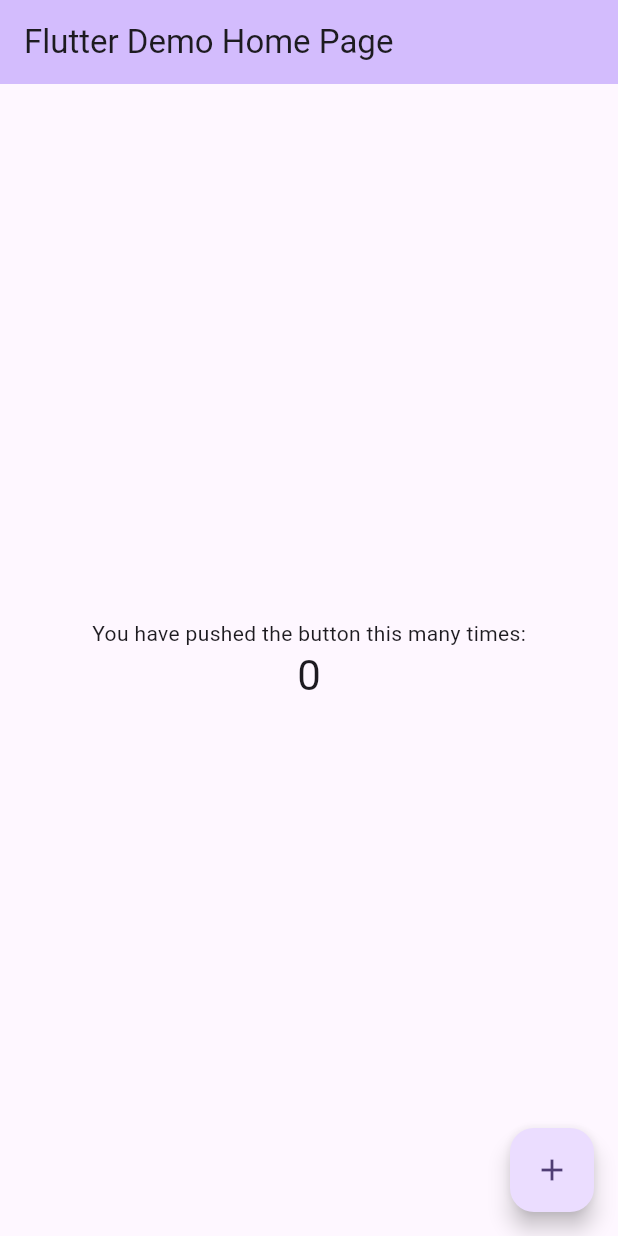
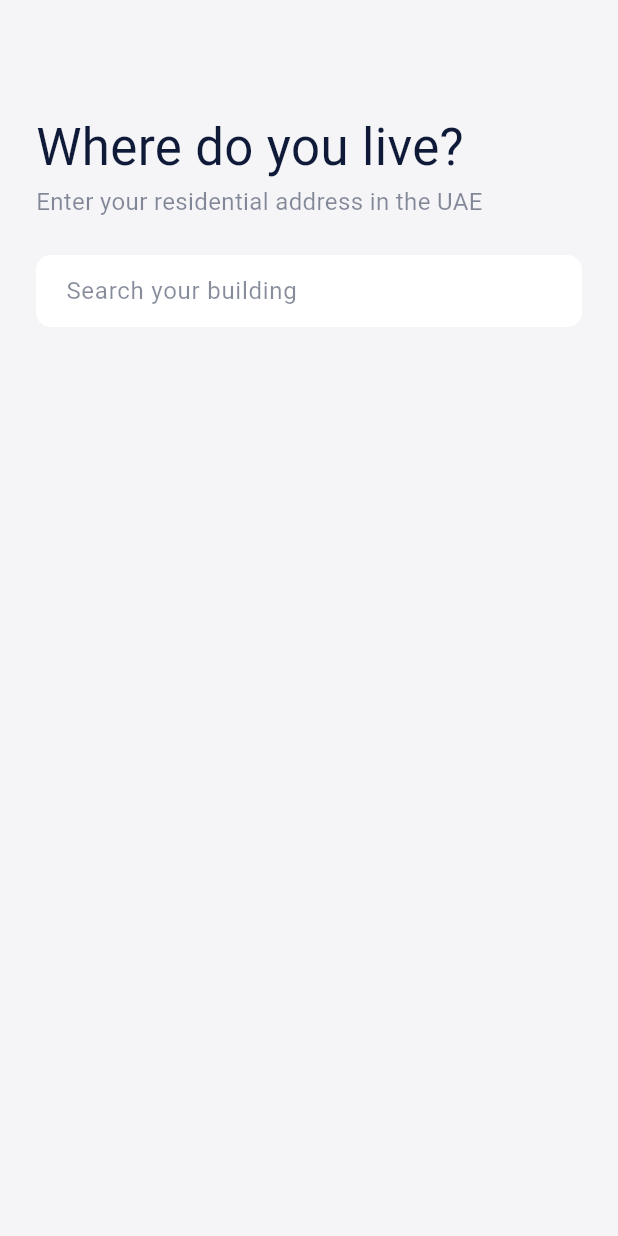
Before and after one commit to rzhaxibayev/search_app, a Flutter app: the screen it shows after launch, on a phone screen of 412 x 824 dp. Run offline on Flutter 3.47's test engine with Material 2 defaults, Android fonts, the phone set to English and light mode, and no system bars; our stand-ins replace dio.

Commit message:
Search screen

```diff
--- /dev/null
+++ b/lib/address.dart
@@ -0,0 +1,9 @@
+class Address {
+  final String name;
+  final String desc;
+
+  Address({
+    required this.name,
+    required this.desc,
+  });
+}
--- a/lib/main.dart
+++ b/lib/main.dart
@@ -1,4 +1,6 @@
 import 'package:flutter/material.dart';
+import 'package:search_app/app_routes.dart';
+import 'package:search_app/search_screen.dart';
 
 void main() {
   runApp(const MyApp());
@@ -7,119 +9,17 @@ void main() {
 class MyApp extends StatelessWidget {
   const MyApp({super.key});
 
-  // This widget is the root of your application.
   @override
   Widget build(BuildContext context) {
     return MaterialApp(
       title: 'Flutter Demo',
       theme: ThemeData(
-        // This is the theme of your application.
-        //
-        // TRY THIS: Try running your application with "flutter run". You'll see
-        // the application has a blue toolbar. Then, without quitting the app,
-        // try changing the seedColor in the colorScheme below to Colors.green
-        // and then invoke "hot reload" (save your changes or press the "hot
-        // reload" button in a Flutter-supported IDE, or press "r" if you used
-        // the command line to start the app).
-        //
-        // Notice that the counter didn't reset back to zero; the application
-        // state is not lost during the reload. To reset the state, use hot
-        // restart instead.
-        //
-        // This works for code too, not just values: Most code changes can be
-        // tested with just a hot reload.
         colorScheme: ColorScheme.fromSeed(seedColor: Colors.deepPurple),
         useMaterial3: true,
       ),
-      home: const MyHomePage(title: 'Flutter Demo Home Page'),
+      home: const SearchScreen(),
+      initialRoute: '/',
+      onGenerateRoute: AppRoutes.onGenerateRoute,
     );
   }
 }
-
-class MyHomePage extends StatefulWidget {
-  const MyHomePage({super.key, required this.title});
-
-  // This widget is the home page of your application. It is stateful, meaning
-  // that it has a State object (defined below) that contains fields that affect
-  // how it looks.
-
-  // This class is the configuration for the state. It holds the values (in this
-  // case the title) provided by the parent (in this case the App widget) and
-  // used by the build method of the State. Fields in a Widget subclass are
-  // always marked "final".
-
-  final String title;
-
-  @override
-  State<MyHomePage> createState() => _MyHomePageState();
-}
-
-class _MyHomePageState extends State<MyHomePage> {
-  int _counter = 0;
-
-  void _incrementCounter() {
-    setState(() {
-      // This call to setState tells the Flutter framework that something has
-      // changed in this State, which causes it to rerun the build method below
-      // so that the display can reflect the updated values. If we changed
-      // _counter without calling setState(), then the build method would not be
-      // called again, and so nothing would appear to happen.
-      _counter++;
-    });
-  }
-
-  @override
-  Widget build(BuildContext context) {
-    // This method is rerun every time setState is called, for instance as done
-    // by the _incrementCounter method above.
-    //
-    // The Flutter framework has been optimized to make rerunning build methods
-    // fast, so that you can just rebuild anything that needs updating rather
-    // than having to individually change instances of widgets.
-    return Scaffold(
-      appBar: AppBar(
-        // TRY THIS: Try changing the color here to a specific color (to
-        // Colors.amber, perhaps?) and trigger a hot reload to see the AppBar
-        // change color while the other colors stay the same.
-        backgroundColor: Theme.of(context).colorScheme.inversePrimary,
-        // Here we take the value from the MyHomePage object that was created by
-        // the App.build method, and use it to set our appbar title.
-        title: Text(widget.title),
-      ),
-      body: Center(
-        // Center is a layout widget. It takes a single child and positions it
-        // in the middle of the parent.
-        child: Column(
-          // Column is also a layout widget. It takes a list of children and
-          // arranges them vertically. By default, it sizes itself to fit its
-          // children horizontally, and tries to be as tall as its parent.
-          //
-          // Column has various properties to control how it sizes itself and
-          // how it positions its children. Here we use mainAxisAlignment to
-          // center the children vertically; the main axis here is the vertical
-          // axis because Columns are vertical (the cross axis would be
-          // horizontal).
-          //
-          // TRY THIS: Invoke "debug painting" (choose the "Toggle Debug Paint"
-          // action in the IDE, or press "p" in the console), to see the
-          // wireframe for each widget.
-          mainAxisAlignment: MainAxisAlignment.center,
-          children: <Widget>[
-            const Text(
-              'You have pushed the button this many times:',
-            ),
-            Text(
-              '$_counter',
-              style: Theme.of(context).textTheme.headlineMedium,
-            ),
-          ],
-        ),
-      ),
-      floatingActionButton: FloatingActionButton(
-        onPressed: _incrementCounter,
-        tooltip: 'Increment',
-        child: const Icon(Icons.add),
-      ), // This trailing comma makes auto-formatting nicer for build methods.
-    );
-  }
-}
--- /dev/null
+++ b/lib/search_screen.dart
@@ -0,0 +1,147 @@
+import 'package:dio/dio.dart';
+import 'package:flutter/material.dart';
+import 'package:search_app/address.dart';
+import 'package:search_app/details_screen.dart';
+import 'package:search_app/search_list_item.dart';
+
+class SearchScreen extends StatefulWidget {
+  static const routeName = 'search_screen';
+  const SearchScreen({super.key});
+
+  @override
+  State<StatefulWidget> createState() => _SearchScreenState();
+}
+
+class _SearchScreenState extends State<SearchScreen> {
+  final dio = Dio();
+  final list = <Address>[];
+
+  @override
+  Widget build(BuildContext context) {
+    return Scaffold(
+      backgroundColor: const Color.fromRGBO(245, 245, 247, 1),
+      appBar: AppBar(
+        backgroundColor: const Color.fromRGBO(245, 245, 247, 1),
+        elevation: 0,
+        scrolledUnderElevation: 0,
+      ),
+      body: Padding(
+        padding: const EdgeInsets.all(24.0),
+        child: Column(
+          crossAxisAlignment: CrossAxisAlignment.start,
+          children: [
+            const Text(
+              'Where do you live?',
+              style: TextStyle(
+                color: Color.fromRGBO(15, 26, 56, 1),
+                fontSize: 34,
+                fontWeight: FontWeight.w400,
+                height: 36 / 34,
+              ),
+            ),
+            const SizedBox(height: 8),
+            const Text(
+              'Enter your residential address in the UAE',
+              style: TextStyle(
+                color: Color.fromRGBO(15, 26, 56, 0.5),
+                fontSize: 16,
+                fontWeight: FontWeight.w400,
+                height: 22 / 16,
+              ),
+            ),
+            const SizedBox(height: 24),
+            TextField(
+              decoration: InputDecoration(
+                isCollapsed: true,
+                hintText: 'Search your building',
+                hintStyle: const TextStyle(
+                  color: Color.fromRGBO(15, 26, 56, 0.5),
+                  fontSize: 16,
+                  fontWeight: FontWeight.w400,
+                  height: 22 / 16,
+                ),
+                contentPadding: const EdgeInsets.symmetric(
+                  horizontal: 16,
+                  vertical: 12,
+                ),
+                filled: true,
+                fillColor: Colors.white,
+                isDense: true,
+                border: OutlineInputBorder(
+                  borderRadius: BorderRadius.circular(10),
+                  borderSide: BorderSide.none,
+                ),
+                focusedBorder: OutlineInputBorder(
+                  borderRadius: BorderRadius.circular(10),
+                  borderSide: const BorderSide(
+                    color: Color.fromRGBO(
+                      87,
+                      0,
+                      255,
+                      1,
+                    ),
+                  ),
+                ),
+              ),
+              onChanged: (text) {
+                _onTextChanged(text);
+              },
+            ),
+            const SizedBox(height: 16),
+            Expanded(
+              child: ListView.builder(
+                itemCount: list.length,
+                itemBuilder: (context, index) {
+                  final address = list[index];
+
+                  return InkWell(
+                    onTap: () {
+                      Navigator.of(context).pushNamed(
+                        DetailsScreen.routeName,
+                        arguments: address.name,
+                      );
+                    },
+                    child: SearchListItem(
+                      name: address.name,
+                      desc: address.desc,
+                    ),
+                  );
+                },
+              ),
+            ),
+          ],
+        ),
+      ),
+    );
+  }
+
+  Future<void> _onTextChanged(String text) async {
+    try {
+      if (text.isNotEmpty) {
+        final response = await dio.get(
+            'https://maps.googleapis.com/maps/api/place/autocomplete/json?input=$text&key=XXXX');
+        final data = response.data as Map<String, dynamic>;
+        final predictions = data['predictions'] as List;
+        final addresses = predictions.map(
+          (e) {
+            final addressJson = e as Map<String, dynamic>;
+
+            return Address(
+              name: addressJson['structured_formatting']['main_text'],
+              desc: addressJson['description'],
+            );
+          },
+        ).toList();
+
+        list.clear();
+        list.addAll(addresses);
+      } else {
+        list.clear();
+      }
+    } on Object catch (e) {
+      print('Error: $e');
+    }
+
+    setState(() {});
+  }
+}
```
Also changed, not shown: lib/app_routes.dart (added, +30 -0 lines), lib/details_screen.dart (added, +28 -0 lines), lib/search_list_item.dart (added, +52 -0 lines), pubspec.yaml (+3 -38 lines), pubspec.lock.
